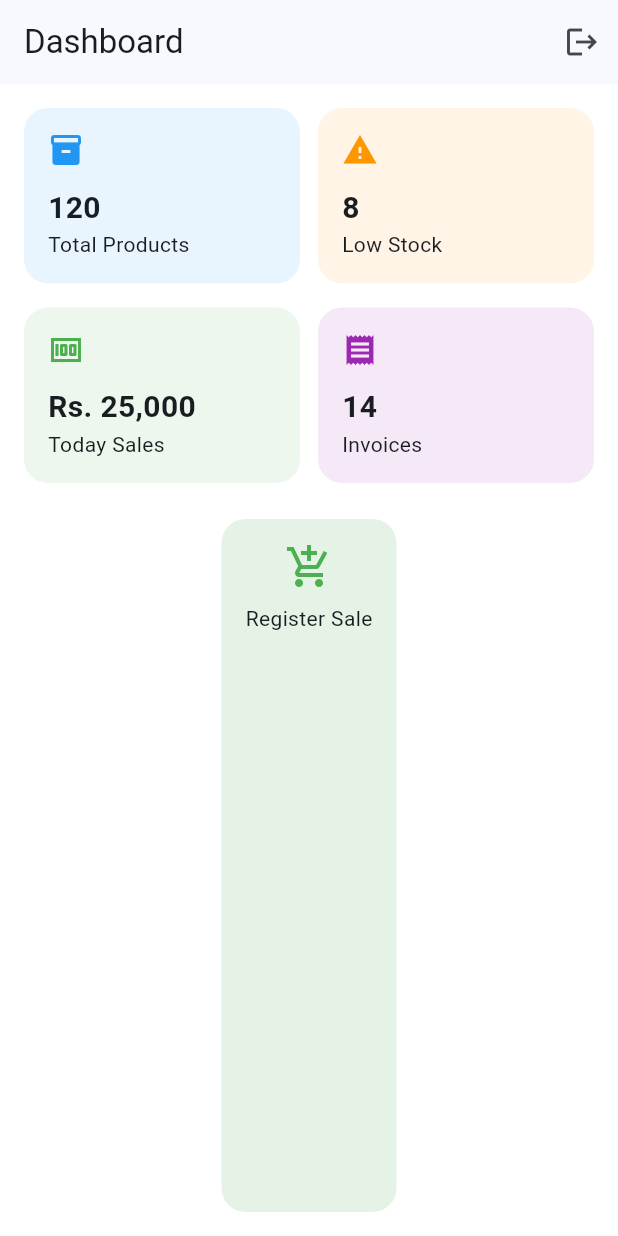
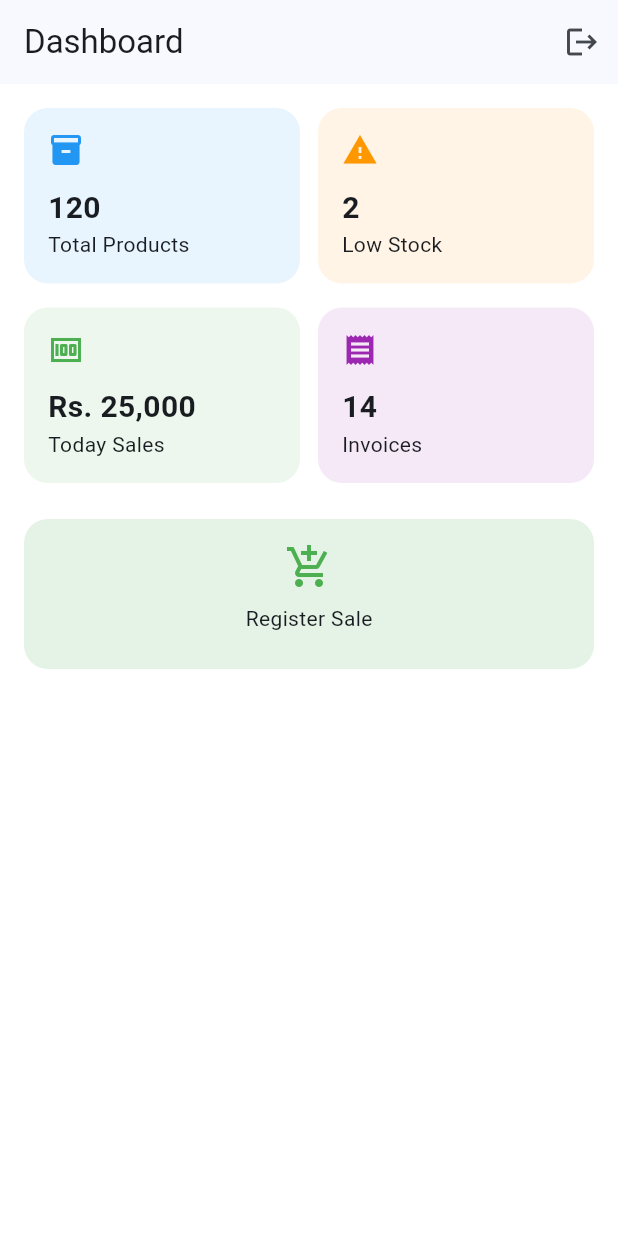
Before and after one commit to GurungIshan/Stocksync_IMS, a Flutter app: the DashboardTab screen opened directly, on a phone screen of 412 x 824 dp. Run offline on Flutter 3.47's test engine with Material 3 defaults, Android fonts, the phone set to English and light mode, and no system bars; our stand-ins replace dio, equatable, flutter_bloc, fluttertoast, shared_preferences; accounts and stored records are empty.

Commit message:
Minor changes in UI

```diff
--- a/lib/core/network/dio_client.dart
+++ b/lib/core/network/dio_client.dart
@@ -3,14 +3,14 @@ import 'package:dio/dio.dart';
 class DioClient {
   static final Dio dio = Dio(
     BaseOptions(
-      baseUrl: '' ,
+      baseUrl: '',
       connectTimeout: Duration(seconds: 60),
       receiveTimeout: Duration(seconds: 60),
-      headers: {
-        'Content-Type' : 'application/json',
-      },
-      ),
+      headers: {'Content-Type': 'application/json'},
+    ),
   );
 }
 
 //http://10.0.2.2:5000
+
+// https://192.168.1.5:7232
--- a/lib/features/dashboard/pages/dashboard_tab.dart
+++ b/lib/features/dashboard/pages/dashboard_tab.dart
@@ -44,7 +44,7 @@ class DashboardTab extends StatelessWidget {
                 SizedBox(width: 12),
                 StatCard(
                   title: 'Low Stock',
-                  value: '8',
+                  value: '2',
                   icon: Icons.warning,
                   color: Colors.orange,
                 ),
@@ -71,7 +71,10 @@ class DashboardTab extends StatelessWidget {
             const SizedBox(height: 24),
 
             /// USER ACTION
-            ActionButton(
+            SizedBox(
+              height: 100,
+              width: double.infinity,
+              child: ActionButton(
                 icon: Icons.add_shopping_cart,
                 label: 'Register Sale',
                 color: Colors.green,
@@ -82,6 +85,7 @@ class DashboardTab extends StatelessWidget {
                   );
                 },
               ),
+            ),
           ],
         ),
       ),
```
Also changed, not shown: pubspec.yaml (+2 -6 lines), assets/images/app_logo.jpg (deleted), assets/images/app_logo.png (added). Lines whose indentation alone changed are shown as unchanged.
